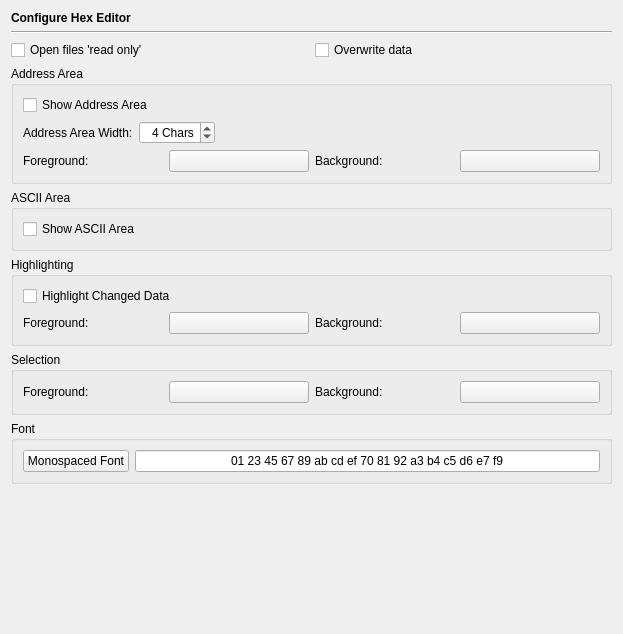
Qt form Preferences/ConfigurationPages/HexEditorPage.ui (pycom/EricShort) before a commit.
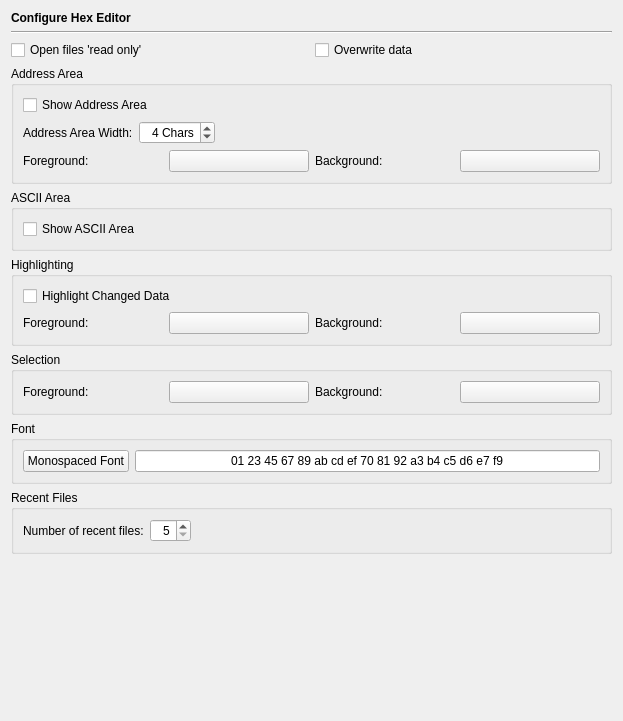
The same form after that commit.

Commit message: Added a 'Recent Files' menu to the hex editor.

```diff
--- a/Preferences/ConfigurationPages/HexEditorPage.ui
+++ b/Preferences/ConfigurationPages/HexEditorPage.ui
@@ -7,7 +7,7 @@
     <x>0</x>
     <y>0</y>
     <width>623</width>
-    <height>634</height>
+    <height>721</height>
    </rect>
   </property>
   <layout class="QVBoxLayout" name="verticalLayout">
@@ -346,6 +346,51 @@
      </layout>
     </widget>
    </item>
+   <item>
+    <widget class="QGroupBox" name="groupBox_7">
+     <property name="title">
+      <string>Recent Files</string>
+     </property>
+     <layout class="QHBoxLayout" name="_2">
+      <item>
+       <widget class="QLabel" name="label">
+        <property name="text">
+         <string>Number of recent files:</string>
+        </property>
+       </widget>
+      </item>
+      <item>
+       <widget class="QSpinBox" name="recentFilesSpinBox">
+        <property name="toolTip">
+         <string>Enter the number of recent files to remember</string>
+        </property>
+        <property name="alignment">
+         <set>Qt::AlignRight|Qt::AlignTrailing|Qt::AlignVCenter</set>
+        </property>
+        <property name="minimum">
+         <number>5</number>
+        </property>
+        <property name="maximum">
+         <number>50</number>
+        </property>
+       </widget>
+      </item>
+      <item>
+       <spacer>
+        <property name="orientation">
+         <enum>Qt::Horizontal</enum>
+        </property>
+        <property name="sizeHint" stdset="0">
+         <size>
+          <width>40</width>
+          <height>20</height>
+         </size>
+        </property>
+       </spacer>
+      </item>
+     </layout>
+    </widget>
+   </item>
    <item>
     <spacer>
      <property name="orientation">
```
The commit also changes 16 other files.
